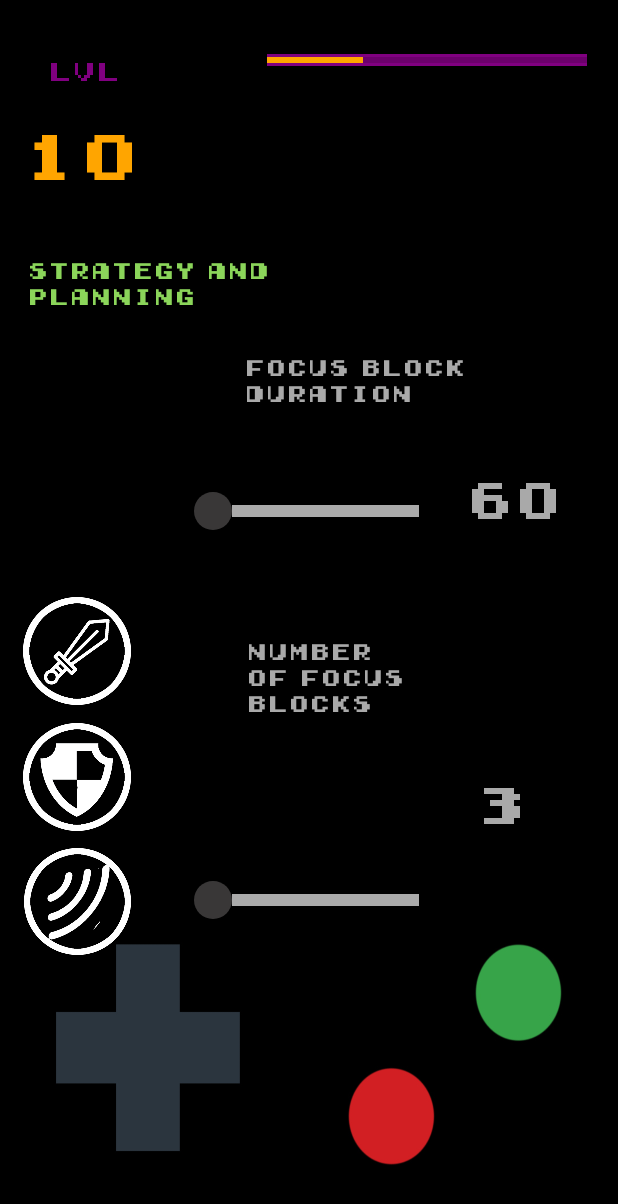
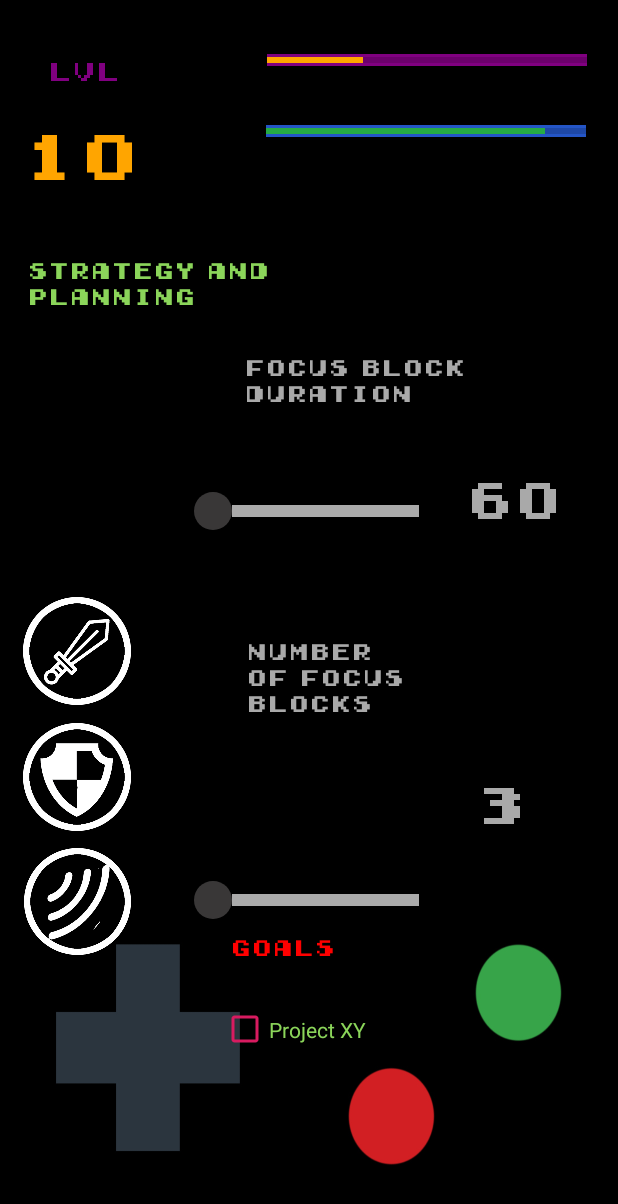
Before and after one commit to levandreev/MyApplicationKotlin, an Android app: the SPActivity screen opened directly, with no data from a screen before it, on a phone screen of 412 x 824 dp. Shown: the top 1204 px of the screen. Run offline under Robolectric (Android 15) with nearby library versions, the phone set to English and light mode, and no system bars.

Commit message:
level and goals

```diff
--- a/app/src/main/res/layout/activity_s_p.xml
+++ b/app/src/main/res/layout/activity_s_p.xml
@@ -6,6 +6,24 @@
     android:layout_height="match_parent"
     android:background="@drawable/app_background_screen"
     tools:context=".SPActivity">
+
+    <ProgressBar
+        android:id="@+id/progressBar"
+        style="?android:attr/progressBarStyleHorizontal"
+        android:layout_width="213dp"
+        android:layout_height="8dp"
+        android:layout_marginTop="16dp"
+        android:background="#2455C6"
+        android:indeterminate="false"
+        android:max="100"
+        android:progress="87"
+        android:progressTint="#26AB45"
+        app:layout_constraintBottom_toBottomOf="parent"
+        app:layout_constraintEnd_toEndOf="parent"
+        app:layout_constraintHorizontal_bias="0.891"
+        app:layout_constraintStart_toStartOf="parent"
+        app:layout_constraintTop_toTopOf="parent"
+        app:layout_constraintVertical_bias="0.084" />
 
     <TextView
         android:id="@+id/text_number_of_focus_blocks"
@@ -205,4 +223,31 @@
         app:layout_constraintTop_toTopOf="parent"
         app:layout_constraintVertical_bias="0.243" />
 
+    <TextView
+        android:id="@+id/textView"
+        android:layout_width="101dp"
+        android:layout_height="22dp"
+        android:fontFamily="@font/earlygameboy"
+        android:text="goals"
+        android:textColor="#FF0000"
+        app:layout_constraintBottom_toBottomOf="parent"
+        app:layout_constraintEnd_toEndOf="parent"
+        app:layout_constraintStart_toStartOf="parent"
+        app:layout_constraintTop_toTopOf="parent"
+        app:layout_constraintVertical_bias="0.777" />
+
+    <CheckBox
+        android:id="@+id/checkBox"
+        android:layout_width="120dp"
+        android:layout_height="54dp"
+        android:buttonTint="@color/colorAccent"
+        android:text="Project XY"
+        android:textColor="#8BD55A"
+        app:layout_constraintBottom_toBottomOf="parent"
+        app:layout_constraintEnd_toEndOf="parent"
+        app:layout_constraintHorizontal_bias="0.504"
+        app:layout_constraintStart_toStartOf="parent"
+        app:layout_constraintTop_toTopOf="parent"
+        app:layout_constraintVertical_bias="0.856" />
+
 </androidx.constraintlayout.widget.ConstraintLayout>
```
Also changed, not shown: app/src/main/res/layout/activity_focus.xml (+18 -0 lines), app/src/main/res/layout/activity_meditation.xml (+18 -0 lines).
